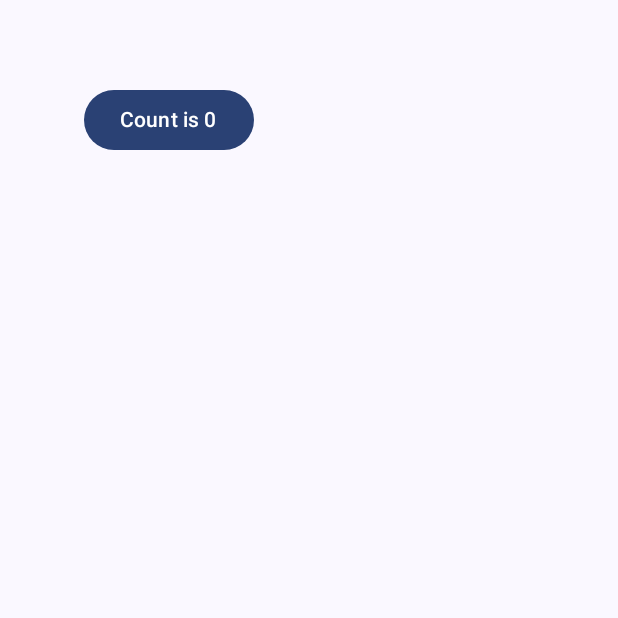
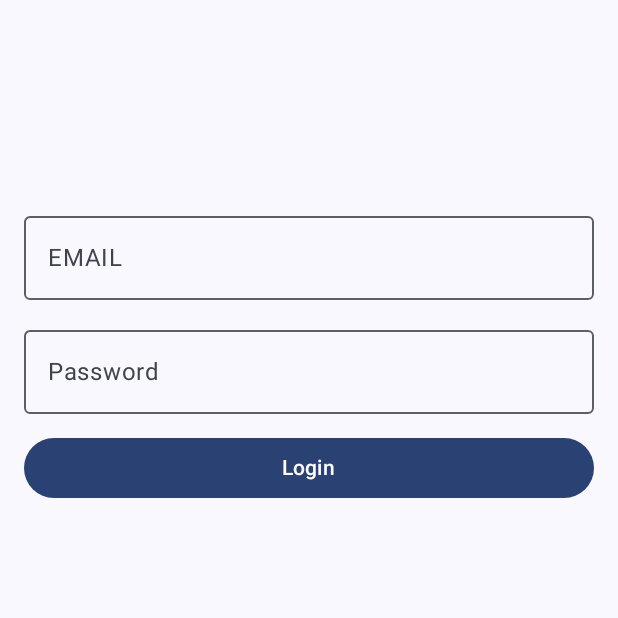
Before and after one commit to rahulkhatri19/AndroidKotlinB3, an Android app built with Jetpack Compose: the screen it shows after launch (MainActivity), on a phone screen of 412 x 824 dp, the top half of it. Run offline under Robolectric (Android 15) with nearby library versions, the phone set to English and light mode, and no system bars.

Commit message:
UI testing

```diff
--- a/UnitUITesting/app/build.gradle.kts
+++ b/UnitUITesting/app/build.gradle.kts
@@ -49,8 +49,13 @@ dependencies {
     implementation(libs.androidx.ui.graphics)
     implementation(libs.androidx.ui.tooling.preview)
     implementation(libs.androidx.material3)
+    implementation(libs.androidx.appcompat)
+    implementation(libs.material)
+    implementation(libs.androidx.activity)
+    implementation(libs.androidx.constraintlayout)
     testImplementation(libs.junit)
     androidTestImplementation(libs.androidx.junit)
+    androidTestImplementation(libs.androidx.junit.ktx)
     androidTestImplementation(libs.androidx.espresso.core)
     androidTestImplementation(platform(libs.androidx.compose.bom))
     androidTestImplementation(libs.androidx.ui.test.junit4)
--- a/UnitUITesting/app/src/main/java/com/example/unituitesting/MainActivity.kt
+++ b/UnitUITesting/app/src/main/java/com/example/unituitesting/MainActivity.kt
@@ -7,11 +7,12 @@ import androidx.activity.enableEdgeToEdge
 import androidx.compose.foundation.layout.fillMaxSize
 import androidx.compose.foundation.layout.padding
 import androidx.compose.material3.Scaffold
-import androidx.compose.material3.Text
 import androidx.compose.runtime.Composable
 import androidx.compose.ui.Modifier
 import androidx.compose.ui.tooling.preview.Preview
 import com.example.unituitesting.ui.theme.UnitUITestingTheme
+import com.example.unituitesting.uiTesting.JetpackUiTesting
+import com.example.unituitesting.unitTesting.CounterApp
 
 class MainActivity : ComponentActivity() {
     override fun onCreate(savedInstanceState: Bundle?) {
@@ -20,7 +21,7 @@ class MainActivity : ComponentActivity() {
         setContent {
             UnitUITestingTheme {
                 Scaffold(modifier = Modifier.fillMaxSize()) { innerPadding ->
-                    CounterApp()
+                    JetpackUiTesting()
                     Greeting("", Modifier.padding(innerPadding))
                 }
             }
--- a/UnitUITesting/app/src/main/java/com/example/unituitesting/ErrorHandling.kt
+++ b/UnitUITesting/app/src/main/java/com/example/unituitesting/errorHandling/ErrorHandling.kt
@@ -1,4 +1,4 @@
-package com.example.unituitesting
+package com.example.unituitesting.errorHandling
 
 class ErrorHandling {
 }
--- /dev/null
+++ b/UnitUITesting/app/src/main/java/com/example/unituitesting/uiTesting/JetpackUiTesting.kt
@@ -0,0 +1,91 @@
+package com.example.unituitesting.uiTesting
+
+import androidx.compose.foundation.layout.Column
+import androidx.compose.foundation.layout.Spacer
+import androidx.compose.foundation.layout.fillMaxWidth
+import androidx.compose.foundation.layout.height
+import androidx.compose.foundation.layout.padding
+import androidx.compose.material3.Button
+import androidx.compose.material3.OutlinedTextField
+import androidx.compose.material3.Text
+import androidx.compose.runtime.Composable
+import androidx.compose.runtime.getValue
+import androidx.compose.runtime.mutableStateOf
+import androidx.compose.runtime.remember
+import androidx.compose.runtime.setValue
+import androidx.compose.ui.Modifier
+import androidx.compose.ui.text.TextStyle
+import androidx.compose.ui.text.input.TextFieldValue
+import androidx.compose.ui.unit.dp
+import androidx.compose.ui.unit.sp
+
+@Composable
+fun JetpackUiTesting(){
+    var inputEmail by remember { mutableStateOf(TextFieldValue("")) }
+    var inputPassword by remember { mutableStateOf(TextFieldValue("")) }
+    var buttonClicked by remember { mutableStateOf(false) }
+
+    Column(modifier = Modifier.padding(16.dp)) {
+        Spacer(Modifier.height(108.dp))
+        OutlinedTextField(
+            value = inputEmail,
+            onValueChange = {
+                inputEmail = it
+            },
+            textStyle = TextStyle.Default.copy(fontSize = 16.sp),
+            label = {
+                Text(
+                    text = "EMAIL", fontSize = 16.sp
+                )
+            },
+            placeholder = {
+                Text(
+                    text = "EMAIL", fontSize = 16.sp
+                )
+            },
+            modifier = Modifier
+                .padding(top = 12.dp)
+                .fillMaxWidth(),
+        )
+
+        OutlinedTextField(
+            value = inputPassword,
+            onValueChange = {
+                inputPassword = it
+            },
+            textStyle = TextStyle.Default.copy(fontSize = 16.sp),
+            label = {
+                Text(
+                    text = "Password", fontSize = 16.sp
+                )
+            },
+            placeholder = {
+                Text(
+                    text = "Password", fontSize = 16.sp
+                )
+            },
+            modifier = Modifier
+                .padding(top = 12.dp)
+                .fillMaxWidth(),
+        )
+
+        Button(
+            onClick = {
+                buttonClicked = true
+            },
+            modifier = Modifier
+                .fillMaxWidth()
+                .padding(top = 12.dp)
+        ) {
+            Text(
+                text = "Login"
+            )
+        }
+
+        Spacer(Modifier.height(12.dp))
+
+        if (buttonClicked) {
+            Text("Button Clicked!")
+        }
+    }
+}
--- a/UnitUITesting/app/src/main/java/com/example/unituitesting/CounterApp.kt
+++ b/UnitUITesting/app/src/main/java/com/example/unituitesting/unitTesting/CounterApp.kt
@@ -1,4 +1,4 @@
-package com.example.unituitesting
+package com.example.unituitesting.unitTesting
 
 import androidx.compose.foundation.layout.Spacer
 import androidx.compose.foundation.layout.height
--- a/UnitUITesting/app/src/main/res/values/themes.xml
+++ b/UnitUITesting/app/src/main/res/values/themes.xml
@@ -2,4 +2,12 @@
 <resources>
 
     <style name="Theme.UnitUITesting" parent="android:Theme.Material.Light.NoActionBar" />
+
+    <!--  @style/Theme.AppCompat.Light  -->
+    <style name="AppTheme" parent="Theme.AppCompat.Light.DarkActionBar">
+        <!-- Customize your theme here. -->
+        <item name="colorPrimary">@color/purple_200</item>
+        <item name="colorPrimaryDark">@color/purple_500</item>
+        <item name="colorAccent">@color/purple_700</item>
+    </style>
 </resources>
```
Also changed, not shown: UnitUITesting/app/src/main/AndroidManifest.xml (+10 -0 lines), UnitUITesting/app/src/main/java/com/example/unituitesting/uiTesting/EspressoTestActivity.kt (added, +35 -0 lines), UnitUITesting/app/src/main/java/com/example/unituitesting/uiTesting/NextActivity.kt (added, +25 -0 lines), UnitUITesting/app/src/main/res/layout/activity_espresso_test.xml (added, +48 -0 lines), UnitUITesting/app/src/main/res/layout/activity_next.xml (added, +19 -0 lines), UnitUITesting/gradle/libs.versions.toml (+9 -0 lines), 3 other files.
